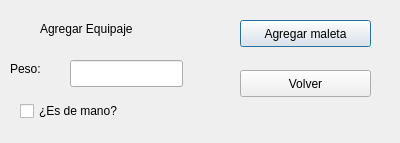
Old version of the form vagregaequipaje.ui in the repository AndyMadgar/Progra1-Datos.
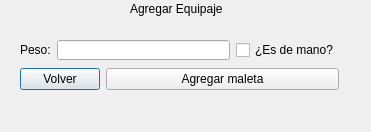
New version of the form.

What changed in the file:
```diff
--- a/vagregaequipaje.ui
+++ b/vagregaequipaje.ui
@@ -6,8 +6,8 @@
    <rect>
     <x>0</x>
     <y>0</y>
-    <width>400</width>
-    <height>143</height>
+    <width>371</width>
+    <height>132</height>
    </rect>
   </property>
   <property name="windowTitle">
@@ -16,8 +16,8 @@
   <widget class="QLabel" name="label">
    <property name="geometry">
     <rect>
-     <x>40</x>
-     <y>20</y>
+     <x>130</x>
+     <y>0</y>
      <width>121</width>
      <height>17</height>
     </rect>
@@ -26,67 +26,52 @@
     <string>Agregar Equipaje</string>
    </property>
   </widget>
-  <widget class="QLabel" name="label_2">
-   <property name="geometry">
-    <rect>
-     <x>10</x>
-     <y>60</y>
-     <width>51</width>
-     <height>17</height>
-    </rect>
-   </property>
-   <property name="text">
-    <string>Peso:</string>
-   </property>
-  </widget>
-  <widget class="QLineEdit" name="txfPeso">
-   <property name="geometry">
-    <rect>
-     <x>70</x>
-     <y>60</y>
-     <width>113</width>
-     <height>27</height>
-    </rect>
-   </property>
-  </widget>
-  <widget class="QCheckBox" name="chxMano">
+  <widget class="QWidget" name="">
    <property name="geometry">
     <rect>
      <x>20</x>
-     <y>100</y>
-     <width>171</width>
-     <height>22</height>
+     <y>40</y>
+     <width>319</width>
+     <height>64</height>
     </rect>
    </property>
-   <property name="text">
-    <string>¿Es de mano?</string>
-   </property>
-  </widget>
-  <widget class="QPushButton" name="btnAgregar">
-   <property name="geometry">
-    <rect>
-     <x>240</x>
-     <y>20</y>
-     <width>131</width>
-     <height>27</height>
-    </rect>
-   </property>
-   <property name="text">
-    <string>Agregar maleta</string>
-   </property>
-  </widget>
-  <widget class="QPushButton" name="btnVolver">
-   <property name="geometry">
-    <rect>
-     <x>240</x>
-     <y>70</y>
-     <width>131</width>
-     <height>27</height>
-    </rect>
-   </property>
-   <property name="text">
-    <string>Volver</string>
-   </property>
+   <layout class="QFormLayout" name="formLayout">
+    <item row="0" column="0" colspan="2">
+     <layout class="QGridLayout" name="gridLayout">
+      <item row="0" column="0">
+       <widget class="QLabel" name="label_2">
+        <property name="text">
+         <string>Peso:</string>
+        </property>
+       </widget>
+      </item>
+      <item row="0" column="1">
+       <widget class="QLineEdit" name="txfPeso"/>
+      </item>
+      <item row="0" column="2">
+       <widget class="QCheckBox" name="chxMano">
+        <property name="text">
+         <string>¿Es de mano?</string>
+        </property>
+       </widget>
+      </item>
+     </layout>
+    </item>
+    <item row="1" column="0">
+     <widget class="QPushButton" name="btnVolver">
+      <property name="text">
+       <string>Volver</string>
+      </property>
+     </widget>
+    </item>
+    <item row="1" column="1">
+     <widget class="QPushButton" name="btnAgregar">
+      <property name="text">
+       <string>Agregar maleta</string>
+      </property>
+     </widget>
+    </item>
+   </layout>
   </widget>
   <zorder>btnAgregar</zorder>
   <zorder>label</zorder>
```
